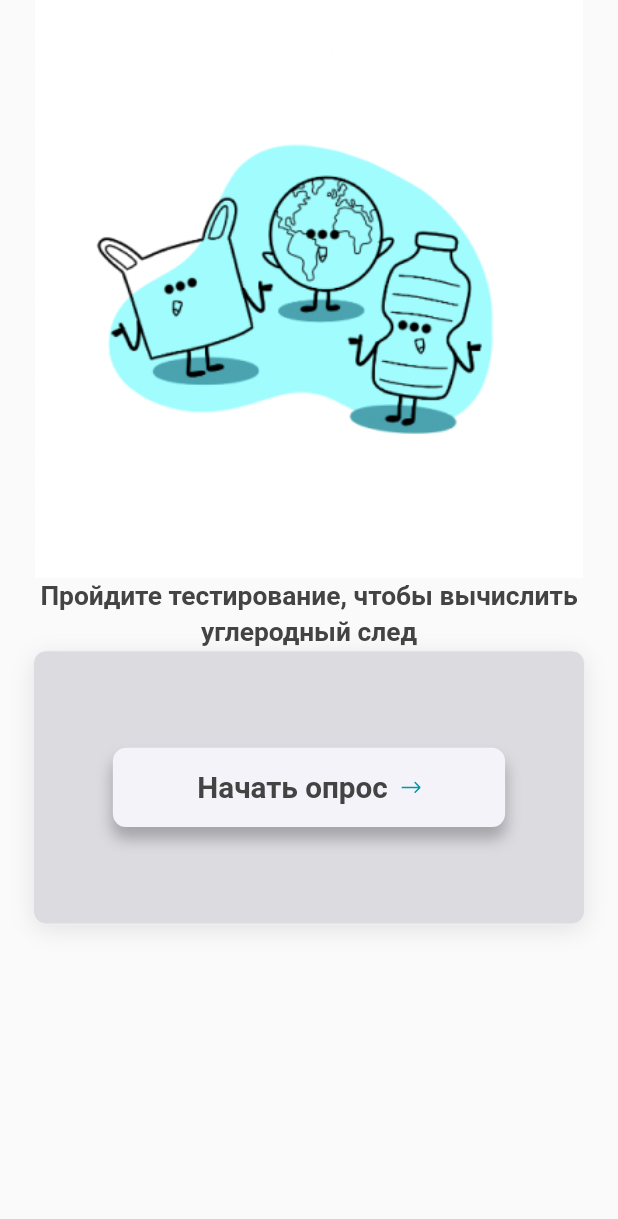
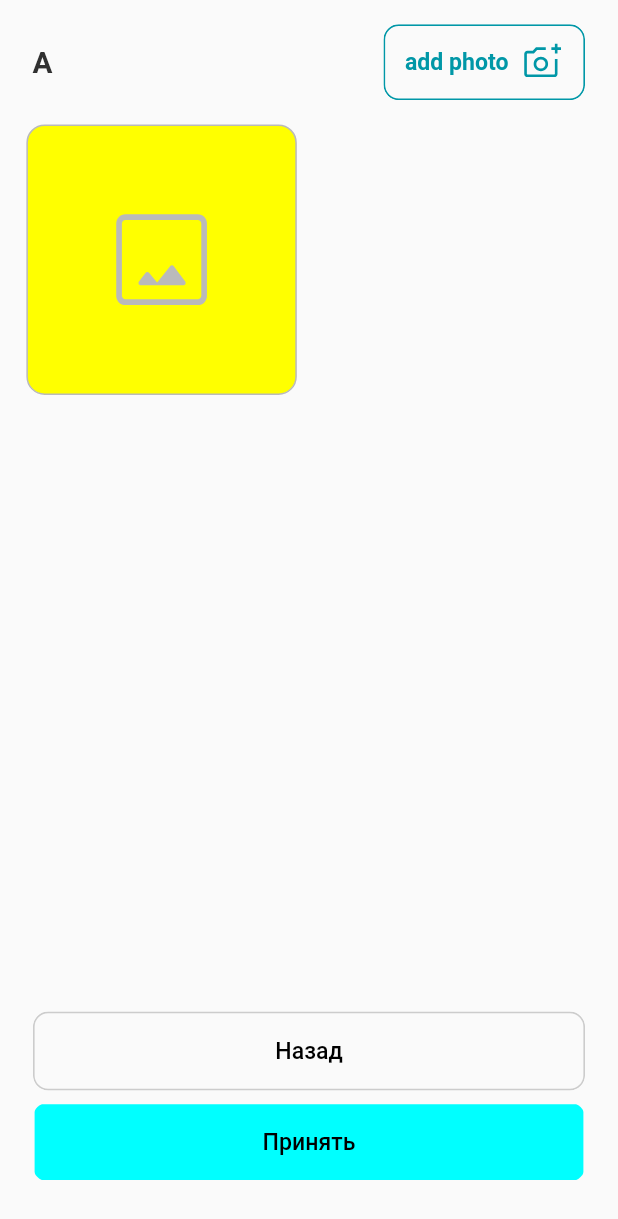
Before and after one commit to Stuzja/carbon_footprint_calc, a Flutter app: the screen it shows after launch, after a tap on "Начать опрос", on a phone screen of 412 x 824 dp. Shown: the top 1219 px of the screen. Run offline on Flutter 3.47's test engine with Material 2 defaults, Android fonts, the phone set to English and light mode, and no system bars; our stand-ins replace auto_route, bloc, flutter_bloc, flutter_riverpod, flutter_screenutil, flutter_svg and 3 more; Roboto replaces fonts that are missing (Montserrat); project files that could hold a hidden picture were left out.

Commit message:
feat(question page): made bloc for the question page

```diff
--- /dev/null
+++ b/lib/data/mock/questions_mock.dart
@@ -0,0 +1,16 @@
+import 'package:carbon_footprint_calc/domain/entity/question/answer_entity.dart';
+import 'package:carbon_footprint_calc/domain/entity/question/question_entity.dart';
+import 'package:injectable/injectable.dart';
+
+@Singleton()
+class QuestionsMock {
+  List<QuestionEntity> questions = [
+    const QuestionEntity(
+      text: "Вы любите жареную картошечку?",
+      answers: [
+        AnswerEntity(isChosen: false, text: "Да"),
+        AnswerEntity(isChosen: false, text: "Нет"),
+      ],
+    ),
+  ];
+}
--- /dev/null
+++ b/lib/domain/entity/question/answer_entity.dart
@@ -0,0 +1,14 @@
+
+import 'package:freezed_annotation/freezed_annotation.dart';
+
+part 'answer_entity.freezed.dart';
+
+@Freezed(makeCollectionsUnmodifiable: false)
+class AnswerEntity with _$AnswerEntity {
+  const AnswerEntity._();
+
+  const factory AnswerEntity({
+    required String text,
+    required bool isChosen,
+  }) = _AnswerEntity;
+}
--- /dev/null
+++ b/lib/domain/entity/question/question_entity.dart
@@ -0,0 +1,15 @@
+
+import 'package:carbon_footprint_calc/domain/entity/question/answer_entity.dart';
+import 'package:freezed_annotation/freezed_annotation.dart';
+
+part 'question_entity.freezed.dart';
+
+@Freezed(makeCollectionsUnmodifiable: false)
+class QuestionEntity with _$QuestionEntity {
+  const QuestionEntity._();
+
+  const factory QuestionEntity({
+    required String text,
+    required List<AnswerEntity> answers,
+  }) = _QuestionEntity;
+}
--- a/lib/navigation/auto_router.dart
+++ b/lib/navigation/auto_router.dart
@@ -1,4 +1,5 @@
 import 'package:auto_route/auto_route.dart';
+import 'package:carbon_footprint_calc/pages/question/question_page.dart';
 import 'package:carbon_footprint_calc/pages/home/home_page.dart';
 
 @MaterialAutoRouter(
@@ -9,6 +10,10 @@ import 'package:carbon_footprint_calc/pages/home/home_page.dart';
       path: '/',
       initial: true,
     ),
+    AutoRoute(
+      page: QuestionPage,
+      path: '/',
+    ),
   ],
 )
 class $AppRouter {}
--- a/lib/pages/home/bloc/home_bloc.dart
+++ /dev/null
@@ -1,14 +0,0 @@
-import 'package:bloc/bloc.dart';
-import 'package:freezed_annotation/freezed_annotation.dart';
-
-part 'home_event.dart';
-part 'home_state.dart';
-part 'home_bloc.freezed.dart';
-
-class HomeBloc extends Bloc<HomeEvent, HomeState> {
-  HomeBloc() : super(_Initial()) {
-    on<HomeEvent>((event, emit) {
-      // TODO: implement event handler
-    });
-  }
-}
--- a/lib/pages/home/bloc/home_event.dart
+++ /dev/null
@@ -1,6 +0,0 @@
-part of 'home_bloc.dart';
-
-@freezed
-class HomeEvent with _$HomeEvent {
-  const factory HomeEvent.started() = _Started;
-}
--- a/lib/pages/home/bloc/home_state.dart
+++ /dev/null
@@ -1,6 +0,0 @@
-part of 'home_bloc.dart';
-
-@freezed
-class HomeState with _$HomeState {
-  const factory HomeState.initial() = _Initial;
-}
--- a/lib/pages/home/home_page.dart
+++ b/lib/pages/home/home_page.dart
@@ -1,4 +1,7 @@
 import 'package:auto_route/auto_route.dart';
+import 'package:carbon_footprint_calc/domain/entity/question/question_entity.dart';
+import 'package:carbon_footprint_calc/navigation/auto_router.gr.dart';
+import 'package:carbon_footprint_calc/pages/question/question_page.dart';
 import 'package:carbon_footprint_calc/utils/app_colors.dart';
 import 'package:carbon_footprint_calc/utils/app_images.dart';
 import 'package:carbon_footprint_calc/utils/app_text_styles.dart';
@@ -42,7 +45,9 @@ class HomePage extends StatelessWidget {
                 children: [
                   FootprintButton(
                     text: 'Начать опрос',
-                    onPressed: () {},
+                    onPressed: () {
+                      context.router.push(QuestionRoute(indQuestion: 0));
+                    },
                   ),
                 ],
               ),
--- a/lib/pages/main/main_page.dart
+++ /dev/null
@@ -1,87 +0,0 @@
-
-import 'package:flutter/material.dart';
-
-class MainPage extends StatefulWidget {
-  const MainPage({super.key});
-
-  // This widget is the home page of your application. It is stateful, meaning
-  // that it has a State object (defined below) that contains fields that affect
-  // how it looks.
-
-  // This class is the configuration for the state. It holds the values (in this
-  // case the title) provided by the parent (in this case the App widget) and
-  // used by the build method of the State. Fields in a Widget subclass are
-  // always marked "final".
-
-
-
-  @override
-  State<MainPage> createState() => _MainPageState();
-}
-
-class _MainPageState extends State<MainPage> {
-  int _counter = 0;
-
-  void _incrementCounter() {
-    setState(() {
-      // This call to setState tells the Flutter framework that something has
-      // changed in this State, which causes it to rerun the build method below
-      // so that the display can reflect the updated values. If we changed
-      // _counter without calling setState(), then the build method would not be
-      // called again, and so nothing would appear to happen.
-      _counter++;
-    });
-  }
-
-  @override
-  Widget build(BuildContext context) {
-    // This method is rerun every time setState is called, for instance as done
-    // by the _incrementCounter method above.
-    //
-    // The Flutter framework has been optimized to make rerunning build methods
-    // fast, so that you can just rebuild anything that needs updating rather
-    // than having to individually change instances of widgets.
-    return Scaffold(
-      appBar: AppBar(
-        // Here we take the value from the MyHomePage object that was created by
-        // the App.build method, and use it to set our appbar title.
-        title: Text("ЭЭЭЭЭ"),
-      ),
-      body: Center(
-        // Center is a layout widget. It takes a single child and positions it
-        // in the middle of the parent.
-        child: Column(
-          // Column is also a layout widget. It takes a list of children and
-          // arranges them vertically. By default, it sizes itself to fit its
-          // children horizontally, and tries to be as tall as its parent.
-          //
-          // Invoke "debug painting" (press "p" in the console, choose the
-          // "Toggle Debug Paint" action from the Flutter Inspector in Android
-          // Studio, or the "Toggle Debug Paint" command in Visual Studio Code)
-          // to see the wireframe for each widget.
-          //
-          // Column has various properties to control how it sizes itself and
-          // how it positions its children. Here we use mainAxisAlignment to
-          // center the children vertically; the main axis here is the vertical
-          // axis because Columns are vertical (the cross axis would be
-          // horizontal).
-          mainAxisAlignment: MainAxisAlignment.center,
-          children: <Widget>[
-            const Text(
-              'You have pushed the button this many times:',
-            ),
-            Text(
-              '$_counter',
-              style: Theme.of(context).textTheme.headlineMedium,
-            ),
-          ],
-        ),
-      ),
-      floatingActionButton: FloatingActionButton(
-        onPressed: _incrementCounter,
-        tooltip: 'Increment',
-        child: const Icon(Icons.add),
-      ), // This trailing comma makes auto-formatting nicer for build methods.
-    );
-  }
-}
--- /dev/null
+++ b/lib/pages/question/bloc/question_bloc.dart
@@ -0,0 +1,32 @@
+import 'package:bloc/bloc.dart';
+import 'package:carbon_footprint_calc/data/mock/questions_mock.dart';
+import 'package:carbon_footprint_calc/domain/entity/question/question_entity.dart';
+import 'package:freezed_annotation/freezed_annotation.dart';
+import 'package:injectable/injectable.dart';
+import 'package:side_effect_bloc/side_effect_bloc.dart';
+
+part 'question_event.dart';
+part 'question_state.dart';
+part 'question_command.dart';
+part 'question_bloc.freezed.dart';
+
+@injectable
+class QuestionBloc extends Bloc<QuestionEvent, QuestionState>
+    with SideEffectBlocMixin<QuestionState, QuestionCommand> {
+  final QuestionsMock questionsMock;
+  QuestionBloc(this.questionsMock)
+      : super(const _Initial(
+          indChosenAnswer: null,
+          question: null,
+        )) {
+    on<_Started>(_onStarted);
+  }
+
+  void _onStarted(_Started event, Emitter<QuestionState> emit) {
+    emit(
+      state.copyWith(
+        question: questionsMock.questions[event.indQuestion],
+      ),
+    );
+  }
+}
--- /dev/null
+++ b/lib/pages/question/bloc/question_command.dart
@@ -0,0 +1,8 @@
+part of 'question_bloc.dart';
+
+@freezed
+class QuestionCommand with _$QuestionCommand {
+  const factory QuestionCommand.navToNext({
+    required int indQuestion,
+  }) = NavToNext;
+}
--- /dev/null
+++ b/lib/pages/question/bloc/question_event.dart
@@ -0,0 +1,8 @@
+part of 'question_bloc.dart';
+
+@freezed
+class QuestionEvent with _$QuestionEvent {
+  const factory QuestionEvent.started({
+    required int indQuestion,
+  }) = _Started;
+}
--- /dev/null
+++ b/lib/pages/question/bloc/question_state.dart
@@ -0,0 +1,9 @@
+part of 'question_bloc.dart';
+
+@freezed
+class QuestionState with _$QuestionState {
+  const factory QuestionState.initial({
+    required QuestionEntity? question,
+    required int? indChosenAnswer,
+  }) = _Initial;
+}
--- /dev/null
+++ b/lib/pages/question/question_page.dart
@@ -0,0 +1,146 @@
+import 'package:auto_route/auto_route.dart';
+import 'package:carbon_footprint_calc/di/locator.dart';
+import 'package:carbon_footprint_calc/domain/entity/question/question_entity.dart';
+import 'package:carbon_footprint_calc/utils/app_colors.dart';
+import 'package:carbon_footprint_calc/utils/app_icons.dart';
+import 'package:carbon_footprint_calc/utils/app_text_styles.dart';
+import 'package:carbon_footprint_calc/widgets/buttons/main_button.dart';
+import 'package:flutter/material.dart';
+import 'package:flutter_bloc/flutter_bloc.dart';
+import 'package:flutter_screenutil/flutter_screenutil.dart';
+import 'package:flutter_svg/flutter_svg.dart';
+import 'package:side_effect_bloc/side_effect_bloc.dart';
+
+class QuestionPage extends StatefulWidget {
+  final int indQuestion;
+  const QuestionPage({
+    super.key,
+    required this.indQuestion,
+  });
+
+  @override
+  State<StatefulWidget> createState() => QuestionPageState();
+}
+
+class QuestionPageState extends State<QuestionPage> {
+  @override
+  Widget build(BuildContext context) {
+    return ScaffoldMessenger(
+      child: Scaffold(
+        floatingActionButton: Column(
+          mainAxisAlignment: MainAxisAlignment.end,
+          crossAxisAlignment: CrossAxisAlignment.start,
+          children: [
+            Padding(
+              padding: EdgeInsets.symmetric(
+                horizontal: 20.w,
+                vertical: 8.h,
+              ),
+              child: MainButton.transparent(
+                text: "Назад",
+                onPressed: () {
+                  context.popRoute();
+                },
+              ),
+            ),
+            Padding(
+              padding: EdgeInsets.only(left: 20.w, right: 20.w, bottom: 20.h),
+              child: MainButton(
+                text: "Принять",
+                onPressed: () {},
+              ),
+            )
+          ],
+        ),
+        floatingActionButtonLocation: FloatingActionButtonLocation.centerFloat,
+        resizeToAvoidBottomInset: false,
+        extendBodyBehindAppBar: true,
+        body: SafeArea(
+          child: Column(
+            crossAxisAlignment: CrossAxisAlignment.start,
+            children: [
+              Padding(
+                padding: EdgeInsets.symmetric(horizontal: 20.w, vertical: 16.h),
+                child: Row(
+                  mainAxisAlignment: MainAxisAlignment.spaceBetween,
+                  children: [
+                    Text(
+                      "A",
+                      style: TextStyle(
+                        fontFamily: AppTextStyles.fontFamilyMontserrat,
+                        fontSize: 18.sp,
+                        fontWeight: FontWeight.w600,
+                        height: 24.h / 18.sp,
+                        letterSpacing: -0.41.w,
+                        color: AppColors.outfitTextColor,
+                      ),
+                    ),
+                    MainButton.small(
+                      text: 'add photo',
+                      backgroundColor: Colors.transparent,
+                      textColor: AppColors.secondaryMainColor,
+                      borderColor: AppColors.secondaryMainColor,
+                      icon: SvgPicture.asset(AppIcons.addAPhoto),
+                      fontWeight: FontWeight.w600,
+                      textSize: 14.sp,
+                      padding: EdgeInsets.symmetric(
+                          vertical: 10.h, horizontal: 12.w),
+                      onPressed: () {},
+                    ),
+                  ],
+                ),
+              ),
+              Expanded(
+                child: Padding(
+                  padding: EdgeInsets.symmetric(horizontal: 16.w),
+                  child: GridView.builder(
+                    padding: EdgeInsets.only(bottom: 160.h),
+                    gridDelegate: SliverGridDelegateWithMaxCrossAxisExtent(
+                      maxCrossAxisExtent: 200.w,
+                      childAspectRatio: 1,
+                      crossAxisSpacing: 16.r,
+                      mainAxisSpacing: 16.r,
+                    ),
+                    physics: const BouncingScrollPhysics(),
+                    itemCount: 1,
+                    itemBuilder: (context, index) {
+                      return GestureDetector(
+                        onTap: () {},
+                        child: Container(
+                          height: 167.r,
+                          width: 167.r,
+                          decoration: BoxDecoration(
+                            borderRadius: BorderRadius.all(
+                              Radius.circular(12.r),
+                            ),
+                            color: AppColors.primaryMainColor,
+                            border: Border.all(
+                              color: AppColors.outfitCardBackgroundColor,
+                              width: 1.r,
+                            ),
+                          ),
+                          child: Column(
+                            mainAxisAlignment: MainAxisAlignment.center,
+                            children: [
+                              SvgPicture.asset(
+                                AppIcons.image,
+                                width: 60.r,
+                                height: 60.r,
+                                color: AppColors.outfitCardBackgroundColor,
+                              ),
+                            ],
+                          ),
+                        ),
+                      );
+                    },
+                  ),
+                ),
+              ),
+              SizedBox(height: 20.h),
+            ],
+          ),
+        ),
+      ),
+    );
+  }
+}
--- /dev/null
+++ b/lib/widgets/buttons/main_button.dart
@@ -0,0 +1,208 @@
+import 'dart:math';
+
+import 'package:carbon_footprint_calc/utils/app_colors.dart';
+import 'package:carbon_footprint_calc/utils/app_text_styles.dart';
+import 'package:flutter/material.dart';
+import 'package:flutter_screenutil/flutter_screenutil.dart';
+
+class MainButton extends StatefulWidget {
+  final Color? backgroundColor;
+  final Color? borderColor;
+  final String text;
+  final Color? textColor;
+  final Widget? icon;
+  final Widget? trailing;
+  final VoidCallback? onPressed;
+  final bool isActive;
+  final Color inactiveColor;
+  final FontWeight? fontWeight;
+  final double? letterSpacing;
+  final double? radius;
+  final bool? iconOnLeft;
+
+  final Color _hoverColor;
+  final EdgeInsets _padding;
+  final double _textSize;
+  final bool _isNarrow;
+
+  MainButton({
+    Key? key,
+    required this.text,
+    required this.onPressed,
+    this.isActive = true,
+    this.backgroundColor = AppColors.primarySecondColor,
+    this.borderColor = Colors.transparent,
+    this.textColor = AppColors.textColor,
+    this.icon,
+    this.trailing,
+    Color? hoverColor,
+    this.inactiveColor = AppColors.primarySecondColor,
+    this.fontWeight,
+    this.letterSpacing,
+    this.radius,
+    this.iconOnLeft = false,
+    double? textSize,
+  })  : _isNarrow = false,
+        _padding = EdgeInsets.only(
+          top: 14.h,
+          bottom: 14.h,
+        ),
+        _textSize = textSize ?? 14.sp,
+        _hoverColor = hoverColor ??
+            _calculateHoverColor(backgroundColor ?? inactiveColor),
+        super(key: key);
+
+  MainButton.small({
+    required this.text,
+    required this.onPressed,
+    this.backgroundColor = AppColors.primarySecondColor,
+    this.borderColor = Colors.transparent,
+    this.textColor = AppColors.textColor,
+    this.icon,
+    this.trailing,
+    this.isActive = true,
+    Color? hoverColor,
+    this.inactiveColor = AppColors.primarySecondColor,
+    super.key,
+    this.fontWeight,
+    this.letterSpacing,
+    this.radius,
+    this.iconOnLeft = false,
+    EdgeInsets? padding,
+    double? textSize,
+  })  : _isNarrow = true,
+        _padding = padding ??
+            EdgeInsets.symmetric(
+              vertical: 12.h,
+              horizontal: 52.5.w,
+            ),
+        _textSize = textSize ?? 16.sp,
+        _hoverColor = hoverColor ??
+            (backgroundColor != null
+                ? _calculateHoverColor(backgroundColor)
+                : inactiveColor.withOpacity(0.1));
+
+  MainButton.transparent({
+    Key? key,
+    required this.text,
+    required this.onPressed,
+    this.isActive = true,
+    this.backgroundColor = Colors.transparent,
+    this.borderColor = AppColors.primaryNeutralColor,
+    this.textColor = AppColors.textColor,
+    this.icon,
+    this.trailing,
+    Color? hoverColor,
+    this.inactiveColor = AppColors.primarySecondColor,
+    this.fontWeight,
+    this.letterSpacing,
+    this.radius,
+    this.iconOnLeft = false,
+    EdgeInsets? padding,
+  })  : _isNarrow = false,
+        _padding = padding ??
+            EdgeInsets.only(
+              top: 14.h,
+              bottom: 14.h,
+            ),
+        _textSize = 14.sp,
+        _hoverColor = hoverColor ??
+            _calculateHoverColor(backgroundColor ?? inactiveColor),
+        super(key: key);
+
+  static Color _calculateHoverColor(Color mainColor) {
+    if (mainColor == Colors.transparent) {
+      return const Color(0x40CCCCCC);
+    }
+    final baseColor = HSLColor.fromColor(mainColor);
+    return baseColor.withLightness(max(0, baseColor.lightness - 0.1)).toColor();
+  }
+
+  @override
+  State<MainButton> createState() => _MainButtonState();
+}
+
+class _MainButtonState extends State<MainButton> {
+  Color get _buttonColor {
+    return widget.isActive
+        ? widget.backgroundColor ?? Colors.transparent
+        : widget.inactiveColor;
+  }
+
+  static final double _defaultRadius = 10.r;
+
+  double get _radius {
+    return widget.radius ?? _defaultRadius;
+  }
+
+  @override
+  Widget build(BuildContext context) {
+    return ClipRRect(
+      borderRadius: BorderRadius.all(Radius.circular(_radius)),
+      clipBehavior: Clip.antiAliasWithSaveLayer,
+      child: Container(
+        decoration: BoxDecoration(
+          borderRadius: BorderRadius.all(Radius.circular(_radius)),
+          border: Border.all(
+            color: widget.borderColor ?? _buttonColor,
+            width: 1.sp,
+          ),
+        ),
+        child: Material(
+          color: _buttonColor,
+          child: Theme(
+            data: ThemeData(
+              splashColor: Colors.transparent,
+              highlightColor:
+                  widget.isActive ? widget._hoverColor : Colors.transparent,
+            ),
+            child: InkWell(
+              onTap: widget.onPressed ?? () {},
+              child: widget._isNarrow
+                  ? IntrinsicWidth(
+                      child: _buildTextAndIcon(),
+                    )
+                  : _buildTextAndIcon(),
+            ),
+          ),
+        ),
+      ),
+    );
+  }
+
+  Padding _buildTextAndIcon() {
+    return Padding(
+      padding: widget._padding,
+      child: Row(
+        mainAxisAlignment: MainAxisAlignment.center,
+        children: [
+          if (widget.icon != null && widget.iconOnLeft!)
+            Padding(
+              padding: EdgeInsets.only(right: 8.w),
+              child: widget.icon,
+            ),
+          Expanded(
+            child: Text(
+              widget.text,
+              overflow: TextOverflow.ellipsis,
+              textAlign: TextAlign.center,
+              style: TextStyle(
+                letterSpacing: widget.letterSpacing,
+                height: 20.sp / widget._textSize,
+                fontWeight: widget.fontWeight ?? FontWeight.w500,
+                fontSize: widget._textSize,
+                fontFamily: AppTextStyles.fontFamilyMontserrat,
+                color: widget.textColor,
+              ),
+            ),
+          ),
+          if (widget.icon != null && !widget.iconOnLeft!)
+            Padding(
+              padding: EdgeInsets.only(left: 8.w),
+              child: widget.icon,
+            ),
+        ],
+      ),
+    );
+  }
+}
```
Also changed, not shown: lib/di/locator.config.dart, lib/domain/entity/question/answer_entity.freezed.dart (added), lib/domain/entity/question/question_entity.freezed.dart (added), lib/navigation/auto_router.gr.dart, lib/pages/home/bloc/home_bloc.freezed.dart (deleted), lib/pages/question/bloc/question_bloc.freezed.dart (added).
